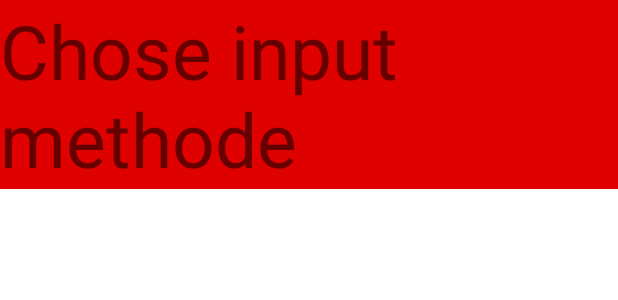
After one commit to nbobic1/typi_linkedin, an Android app: the layout popup.xml on its own in the app's theme, with its tools: preview values and no code run, on a phone screen of 412 x 824 dp. The commit adds this screen. Shown: the top 300 px of the screen. Run offline under Robolectric (Android 15) with nearby library versions, the phone set to English and light mode, and no system bars.

Commit message:
popup opcije za rephrase v1

```diff
--- a/app/src/main/java/com/example/typi_linkedin/TypiInputMethodService.kt
+++ b/app/src/main/java/com/example/typi_linkedin/TypiInputMethodService.kt
@@ -8,7 +8,9 @@ import android.text.Spannable
 import android.text.SpannableString
 import android.text.TextUtils
 import android.text.style.ImageSpan
+import android.view.KeyEvent
 import android.view.View
+import android.view.ViewConfiguration
 import android.view.inputmethod.EditorInfo
 import android.view.inputmethod.InputMethodManager
 import android.widget.LinearLayout
@@ -126,6 +128,8 @@ class TypiInputMethodService : InputMethodService(), OnKeyboardActionListener
             //funkcija za rephrase dok ona ne proradi bolje
             -408 ->
             {
+
+                /*
                 var selectedText = ic.getSelectedText(0);
                 if (selectedText == null)
                 {
@@ -146,6 +150,7 @@ class TypiInputMethodService : InputMethodService(), OnKeyboardActionListener
                         ic.commitText(result, result.length)
                     }
                 }
+                */
 
             }
             resources.getInteger(R.integer.gpt)->
--- /dev/null
+++ b/app/src/main/res/layout/popup.xml
@@ -0,0 +1,20 @@
+<?xml version="1.0" encoding="utf-8"?>
+<ScrollView  xmlns:android="http://schemas.android.com/apk/res/android"
+    xmlns:app="http://schemas.android.com/apk/res-auto"
+    xmlns:tools="http://schemas.android.com/tools"
+    android:layout_width="wrap_content"
+            android:layout_height="match_parent">
+<LinearLayout
+    android:layout_width="match_parent"
+    android:layout_height="wrap_content"
+    android:orientation="vertical"
+    android:id="@+id/ll">
+        <TextView
+            android:id="@+id/textView3"
+            android:layout_width="wrap_content"
+            android:layout_height="wrap_content"
+            android:background="#DF0000"
+            android:textSize="50dp"
+            android:text="Chose input methode" />
+</LinearLayout>
+</ScrollView>
--- a/app/src/main/res/layout/root_keyboard_view.xml
+++ b/app/src/main/res/layout/root_keyboard_view.xml
@@ -13,6 +13,7 @@
         android:layout_height="wrap_content"
         android:keyBackground="@drawable/key_bg"
         android:keyTextColor="@color/white"
+        android:popupLayout="@layout/popup_kb_layout"
         android:keyPreviewLayout="@layout/key_preview">
 
     </com.example.typi_linkedin.TypiKeyboardView>
--- a/app/src/main/res/xml/options.xml
+++ b/app/src/main/res/xml/options.xml
@@ -3,10 +3,11 @@
     android:keyWidth="@dimen/key_width"
     android:horizontalGap="@dimen/horizontal_gap"
     android:verticalGap="@dimen/vertical_gap"
+    android:popupLayout="@layout/popup_kb_layout"
     android:keyHeight="@dimen/key_height">
     <Row>
         <Key android:codes="-400" android:keyLabel="Answer &#128526;" android:keyEdgeFlags="left" android:keyWidth="@dimen/long_key_width"/>
-        <Key android:codes="-408" android:keyLabel="Rephrase &#129488;" android:keyWidth="@dimen/long_key_width"/>
+        <Key android:codes="-408" android:keyLabel="Rephrase &#129488;" android:keyWidth="@dimen/long_key_width"   android:popupKeyboard="@xml/keyboard_popup_template" />
         <Key android:codes="-407" android:keyLabel="Reverse &#9664;" android:keyWidth="@dimen/long_key_width"/>
         <Key android:codes="-405" android:keyIcon="@drawable/change_keyboard" android:keyEdgeFlags="right" android:keyWidth="@dimen/long_key_width"/>
     </Row>
```
Also changed, not shown: app/src/main/java/com/example/typi_linkedin/ViewMaker.kt (+54 -3 lines), app/src/main/res/layout/popup_kb_layout.xml (added, +15 -0 lines), app/src/main/res/xml/keyboard_popup_template.xml (+15 -6 lines).
